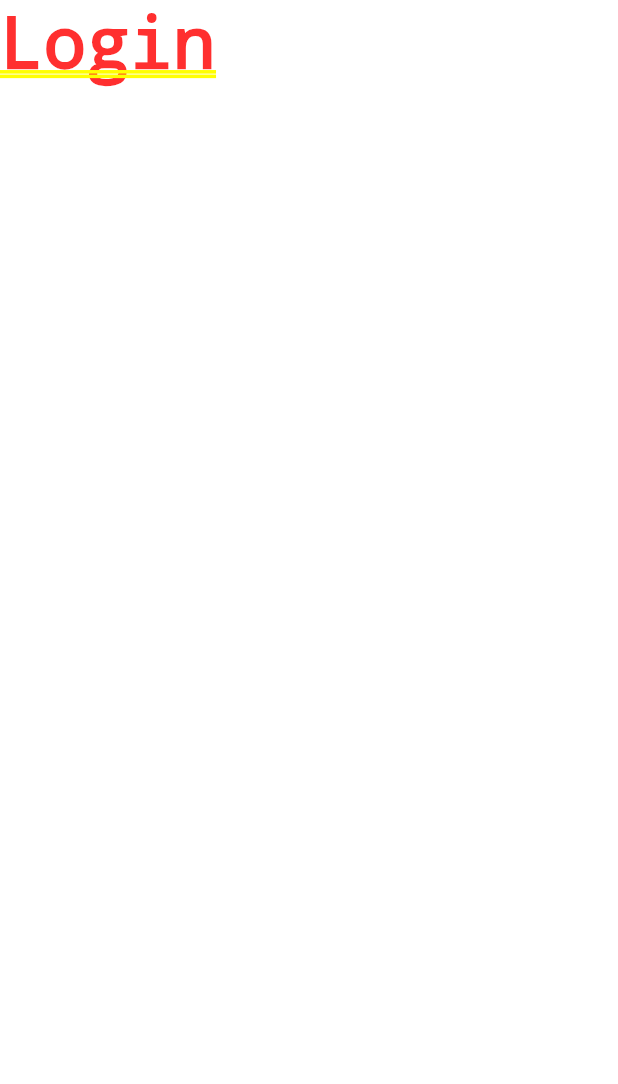
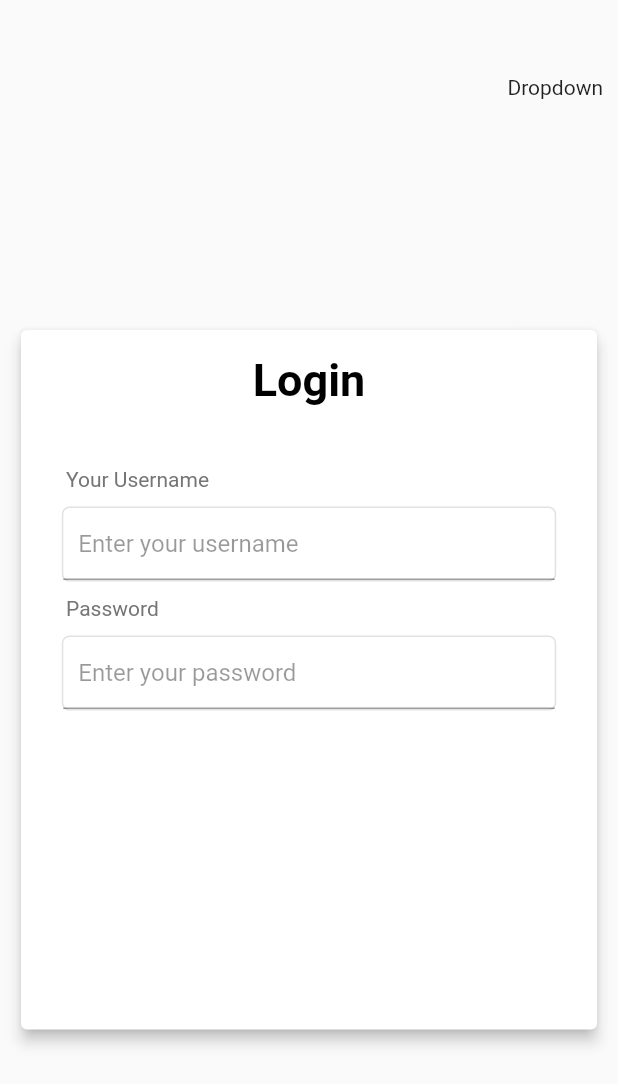
Before and after one commit to AswinKalathil/nss_connect, a Flutter app: the screen it shows after launch, on a phone screen of 412 x 824 dp. Shown: the top 1084 px of the screen. Run offline on Flutter 3.47's test engine with Material 2 defaults, Android fonts, the light colour scheme and no system bars.

Commit message:
username,password
username and password box added

```diff
--- a/nss_connect/lib/login.dart
+++ b/nss_connect/lib/login.dart
@@ -5,8 +5,110 @@ class Login extends StatelessWidget {
 
   @override
   Widget build(BuildContext context) {
-    return Container(
-      child: Text('Login'),
+    return Scaffold(
+      resizeToAvoidBottomInset: false,
+      body: Column(children: [
+      Container(
+
+        padding: const EdgeInsets.only(top: 50,right: 10),
+        height: MediaQuery.of(context).size.height*0.25,
+        width: MediaQuery.of(context).size.width,
+        child: Row(
+          mainAxisAlignment: MainAxisAlignment.end,
+          crossAxisAlignment: CrossAxisAlignment.start,
+          children: [
+            Text('Dropdown',
+            ),
+          ],
+        ),
+        ),
+
+        Container(
+          padding: EdgeInsets.all(10),
+          height: MediaQuery.of(context).size.height*0.6,
+          width: MediaQuery.of(context).size.width,
+          child: Card(
+            color: Colors.white,
+            elevation: 4,
+            child: Column(
+              children: [
+                Padding(
+                  padding: const EdgeInsets.all(16.0),
+                  child: Text('Login',
+                  style: TextStyle(
+                    color: Colors.black,
+                    fontSize: 30,
+                    fontWeight: FontWeight.w600,
+                  ),),
+                ),
+                SizedBox(
+                    height: MediaQuery.of(context).size.width*0.06,
+                  ),
+                  Container(
+                    alignment: AlignmentDirectional.topStart,
+                    padding: EdgeInsets.only(bottom: 10, left: 30),
+                    child: Text('Your Username',
+                    style: TextStyle(
+                      color: Colors.grey.shade600,
+                    ),),
+                  ),
+                 Container(
+                     decoration: BoxDecoration(
+                      borderRadius: BorderRadius.all(Radius.circular(5)),
+                       border: Border.all(
+                       color: Colors.grey.withOpacity(0.3), // Change the border color here
+                      ),
+                     ),
+                      width: MediaQuery.of(context).size.width*0.8,
+                      child: TextField(
+                        style: TextStyle(
+                          color: Colors.white,
+                        ),
+                        cursorColor: Colors.white,
+                        decoration: InputDecoration(
+                          contentPadding: EdgeInsets.only(left: 10),
+                          hintText: 'Enter your username',
+                          hintStyle: TextStyle(
+                            color: Colors.black.withOpacity(0.4),
+                          ),
+                        ),
+                      ),
+                    ),
+                  Container(
+                    alignment: AlignmentDirectional.topStart,
+                    padding: EdgeInsets.only(bottom: 10, left: 30,top: 10),
+                    child: Text('Password',
+                    style: TextStyle(
+                      color: Colors.grey.shade600,
+                    ),),
+                  ),
+                  Container(
+                     decoration: BoxDecoration(
+                      borderRadius: BorderRadius.all(Radius.circular(5)),
+                       border: Border.all(
+                       color: Colors.grey.withOpacity(0.3), // Change the border color here
+                      ),
+                     ),
+                      width: MediaQuery.of(context).size.width*0.8,
+                      child: TextField(
+                        style: TextStyle(
+                          color: Colors.white,
+                        ),
+                        cursorColor: Colors.white,
+                        decoration: InputDecoration(
+                          contentPadding: EdgeInsets.only(left: 10),
+                          hintText: 'Enter your password',
+                          hintStyle: TextStyle(
+                            color: Colors.black.withOpacity(0.4),
+                          ),
+                        ),
+                      ),
+                    ),
+
+            ]),
+          ),
+        ),
+    ]),
     );
   }
 }
--- a/nss_connect/lib/main.dart
+++ b/nss_connect/lib/main.dart
@@ -11,6 +11,7 @@ class MyApp extends StatelessWidget {
   @override
   Widget build(BuildContext context) {
     return MaterialApp(
+      debugShowCheckedModeBanner: false,
       theme: ThemeData(
         primarySwatch: Colors.blue,
       ),
```
